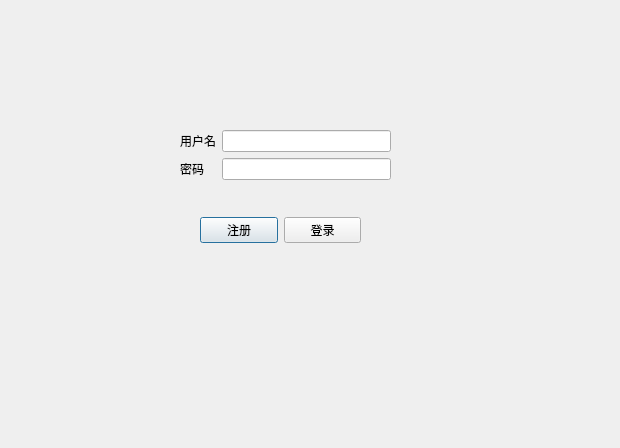
Qt form loaddialog.ui (MarkosLEE/DataBase) before a commit.
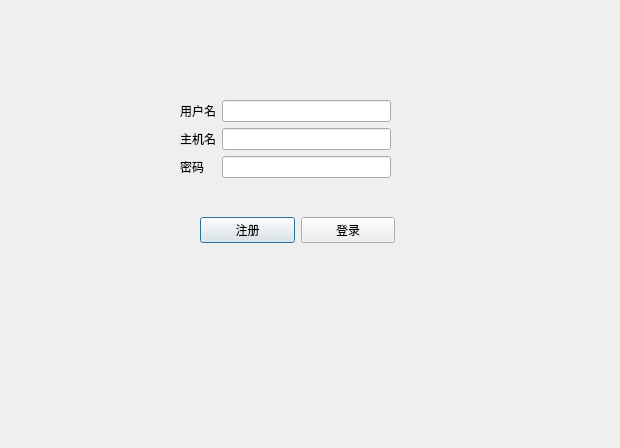
The same form after that commit.

The edit to the form file:
```diff
--- a/loaddialog.ui
+++ b/loaddialog.ui
@@ -18,7 +18,7 @@
     <rect>
      <x>200</x>
      <y>200</y>
-     <width>161</width>
+     <width>195</width>
      <height>61</height>
     </rect>
    </property>
@@ -43,9 +43,9 @@
    <property name="geometry">
     <rect>
      <x>180</x>
-     <y>130</y>
+     <y>100</y>
      <width>211</width>
-     <height>61</height>
+     <height>98</height>
     </rect>
    </property>
    <layout class="QFormLayout" name="formLayout">
@@ -59,16 +59,33 @@
     <item row="0" column="1">
      <widget class="QLineEdit" name="LineEdit"/>
     </item>
-    <item row="1" column="0">
+    <item row="2" column="0">
      <widget class="QLabel" name="Label_2">
       <property name="text">
        <string>密码</string>
       </property>
      </widget>
     </item>
+    <item row="1" column="0">
+     <widget class="QLabel" name="Label_3">
+      <property name="text">
+       <string>主机名</string>
+      </property>
+     </widget>
+    </item>
     <item row="1" column="1">
      <widget class="QLineEdit" name="LineEdit_2"/>
     </item>
+    <item row="2" column="1">
+     <widget class="QLineEdit" name="LineEdit_3">
+      <property name="inputMask">
+       <string/>
+      </property>
+      <property name="echoMode">
+       <enum>QLineEdit::Password</enum>
+      </property>
+     </widget>
+    </item>
    </layout>
   </widget>
  </widget>
```
